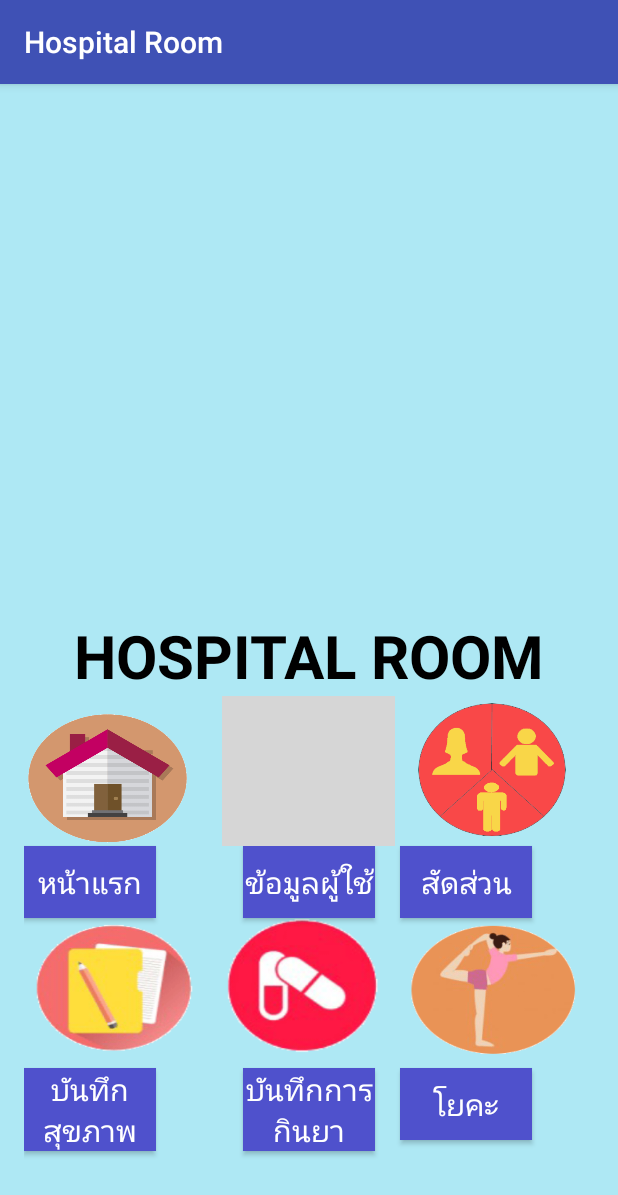
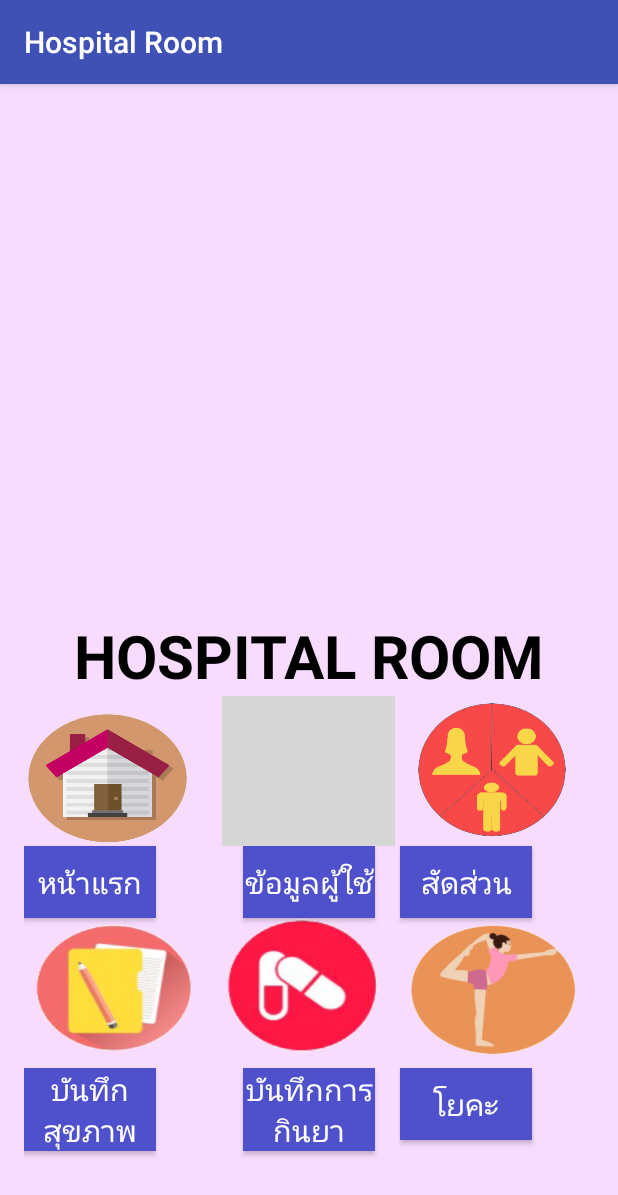
Before and after one commit to masterUNG/Hospital-Room-1, an Android app: the MenuActivity screen opened directly, with no data from a screen before it, on a phone screen of 412 x 824 dp. Shown: the top 1195 px of the screen. Run offline under Robolectric (Android 15) with nearby library versions, the phone set to English and light mode, and no system bars; grey boxes are pictures that could not be loaded.

Commit message:
start3sep

```diff
--- a/app/src/main/res/layout/activity_menu.xml
+++ b/app/src/main/res/layout/activity_menu.xml
@@ -8,7 +8,7 @@
     android:paddingRight="@dimen/activity_horizontal_margin"
     android:paddingTop="@dimen/activity_vertical_margin"
     tools:context="kaewmod.hospitalroom.MenuActivity"
-    android:background="#aee8f4">
+    android:background="#f7dcfe">
 
     <LinearLayout
         android:orientation="vertical"
```
